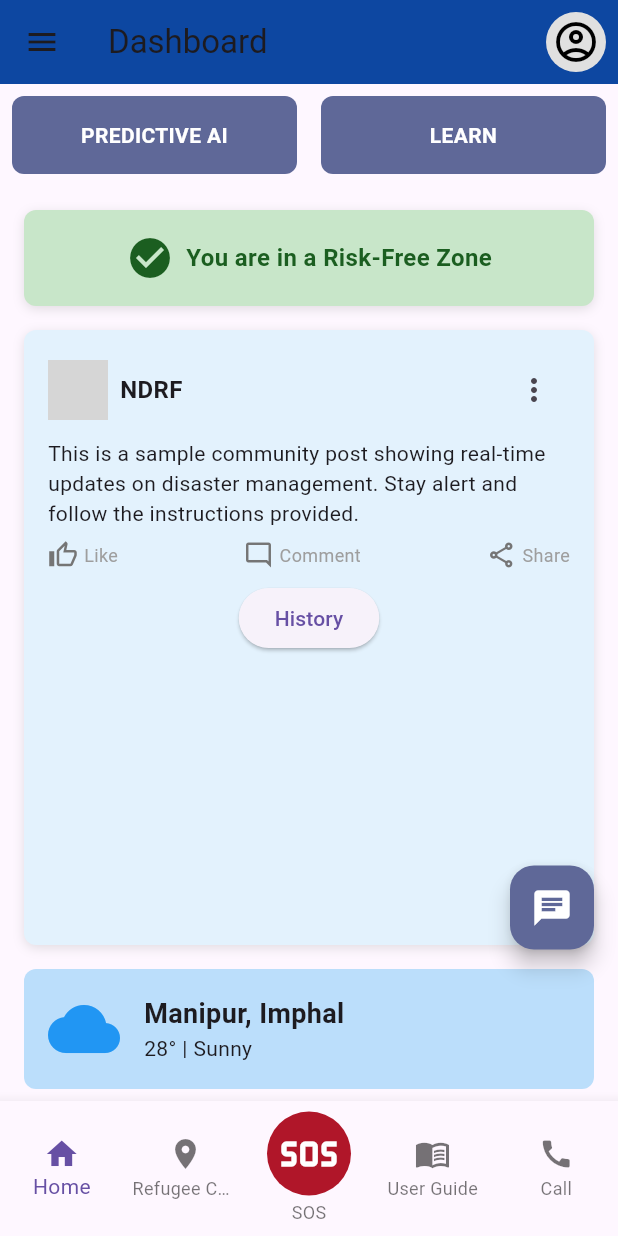
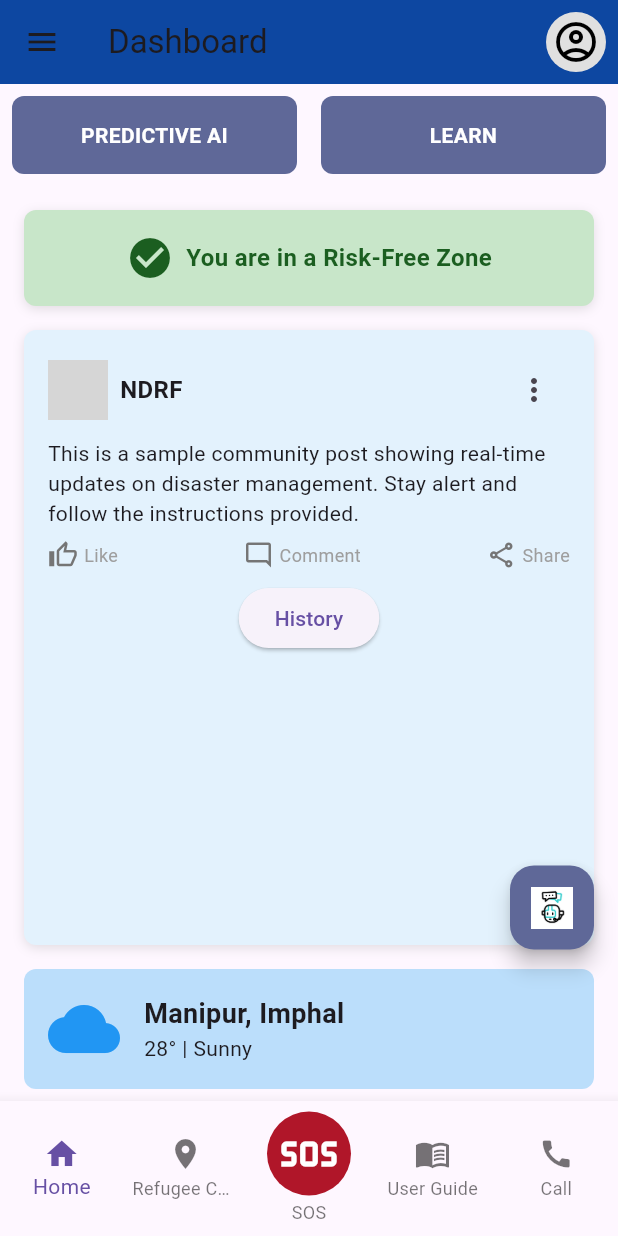
Before and after one commit to she-codes3298/D_M_, a Flutter app: the screen it shows after launch, on a phone screen of 412 x 824 dp. Run offline on Flutter 3.47's test engine with Material 3 defaults, Android fonts, the light colour scheme and no system bars; our stand-ins replace dash_chat_2, flutter_gemini, image_picker; network calls fail; grey boxes are pictures that could not be loaded.

Commit message:
chat-bot gif

```diff
--- a/lib/app/modules/civilian_dashboard/views/civilian_dashboard_view.dart
+++ b/lib/app/modules/civilian_dashboard/views/civilian_dashboard_view.dart
@@ -184,16 +184,20 @@ class CivilianDashboardView extends StatelessWidget {
             ),
           ),
 
-          // Floating AI Chatbot Button (Shifted Down by 0.5 cm)
+          // Floating AI Chatbot Button
           Positioned(
-            bottom: 101, // Adjusted position (original 120, reduced by ~19px)
+            bottom: 101, // Adjusted position
             right: 16,
             child:FloatingActionButton(
               backgroundColor: accentColor,
               onPressed: () {
                 Navigator.pushNamed(context, '/ai_chatbot'); // Navigate to chatbot page
               },
-              child: const Icon(Icons.chat, color: Colors.white, size: 28),
+              child: Image.asset(
+                'assets/images/chatbot.gif',
+                width: 28, // Set the width
+                height: 28, // Set the height
+              ),
             ),
           ),
         ],
--- a/pubspec.yaml
+++ b/pubspec.yaml
@@ -40,6 +40,7 @@ dependencies:
   flutter_gemini: ^3.0.0
   dash_chat_2: ^0.0.21
   image_picker: ^1.1.2
+  flutter_svg: ^2.0.17
 
 dev_dependencies:
   flutter_test:
@@ -67,7 +68,8 @@ flutter:
   # assets:
   #   - images/a_dot_burr.jpeg
   #   - images/a_dot_ham.jpeg
-
+  assets:
+  - assets/images/chatbot.gif
 
 
   # An image asset can refer to one or more resolution-specific "variants", see
```
Also changed, not shown: assets/images/chatbot.gif (added), pubspec.lock.
